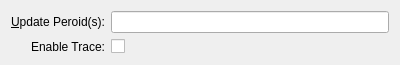
Old version of the form contents/ui/config.ui in the repository bruceauyeung/plasmoid-hwmon.
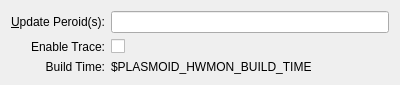
New version of the form. Custom widgets are drawn as their Qt base class.

Commit message: feature: you can see build time in the configuration window now fix: if there is never data from acpi datasource, try to retreive cpu temperature from sensors command

Patch:
```diff
--- a/contents/ui/config.ui
+++ b/contents/ui/config.ui
@@ -61,6 +61,27 @@
      </property>
     </spacer>
    </item>
+
+   <item row="3" column="0">
+    <widget class="QLabel" name="label">
+     <property name="text">
+      <string>Build Time:</string>
+     </property>
+     <property name="alignment">
+      <set>Qt::AlignRight|Qt::AlignTrailing|Qt::AlignVCenter</set>
+     </property>
+    </widget>
+   </item>
+   <item row="3" column="1">
+    <widget class="QLabel" name="label">
+     <property name="text">
+      <string>$PLASMOID_HWMON_BUILD_TIME</string>
+     </property>
+     <property name="alignment">
+      <set>Qt::AlignLeft|Qt::AlignVCenter</set>
+     </property>
+    </widget>
+   </item>   
   </layout>
  </widget>
  <customwidgets>
```
The commit also changes 2 other files.
